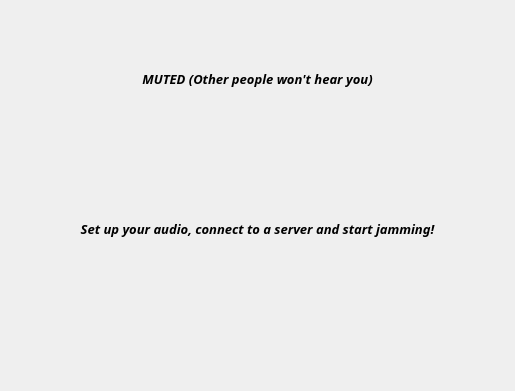
Qt form src/clientdlgbase.ui (ignotus666/jamulus) before a commit; both pictures show x 217 to 732 and y 0 to 391 of the 817 by 597 pixel window.
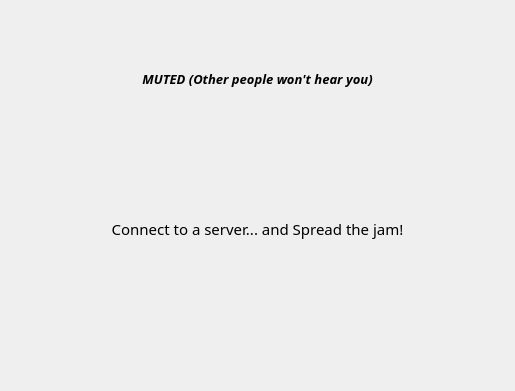
The same form after that commit. Icons and pictures are not drawn. Custom widgets are drawn as their Qt base class.

```diff
--- a/src/clientdlgbase.ui
+++ b/src/clientdlgbase.ui
@@ -14,9 +14,9 @@
    <font>
     <family>Ubuntu</family>
     <pointsize>12</pointsize>
-    <weight>75</weight>
+    <weight>50</weight>
     <italic>false</italic>
-    <bold>true</bold>
+    <bold>false</bold>
    </font>
   </property>
   <property name="acceptDrops">
@@ -4296,15 +4296,15 @@
               </property>
               <property name="font">
                <font>
-                <family>IDroid</family>
-                <pointsize>10</pointsize>
-                <weight>75</weight>
-                <italic>true</italic>
-                <bold>true</bold>
+                <family>Star Jedi</family>
+                <pointsize>11</pointsize>
+                <weight>50</weight>
+                <italic>false</italic>
+                <bold>false</bold>
                </font>
               </property>
               <property name="text">
-               <string>Set up your audio, connect to a server and start jamming!</string>
+               <string>Connect to a server... and Spread the jam!</string>
               </property>
               <property name="alignment">
                <set>Qt::AlignCenter</set>
```
Left out of the diff: 410 changed lines with no effect on the pictures.
